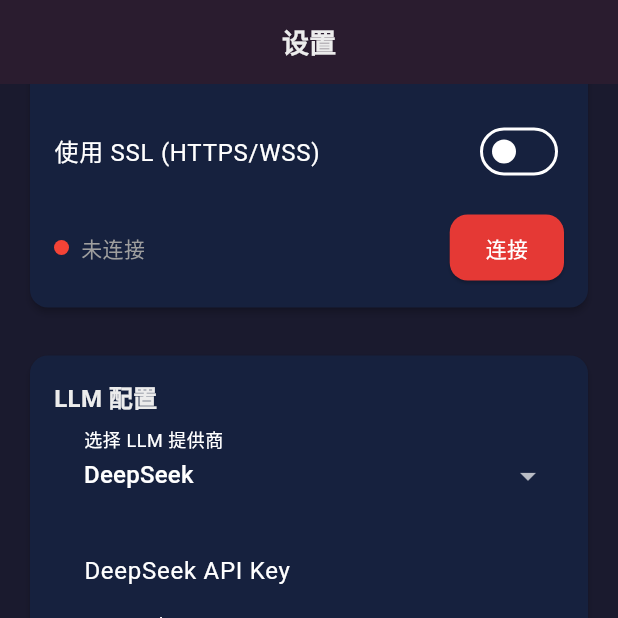
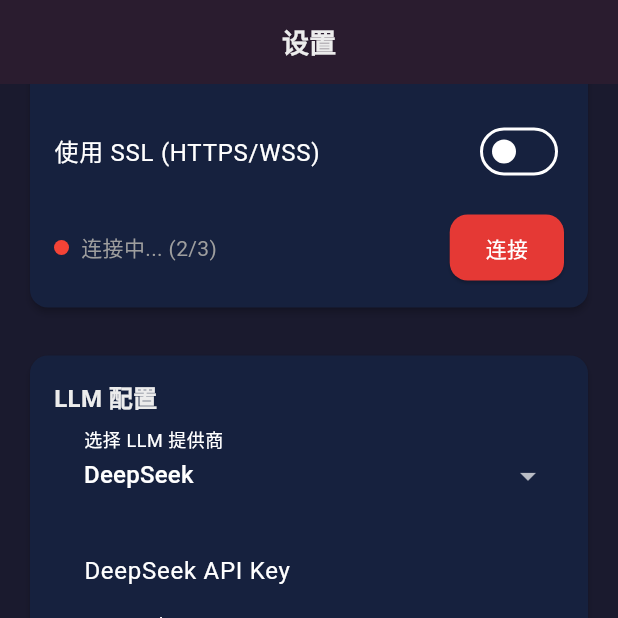
Before and after one commit to ivanzwb/StockAgent2, a Flutter app: the screen it shows after launch, item 5 of the bottom bar chosen, scrolled down 118 dp, after a tap on "连接", on a phone screen of 412 x 824 dp, the top half of it. Run offline on Flutter 3.47's test engine with Material 3 defaults, Android fonts, the phone set to English and light mode, and no system bars; our stand-ins replace flutter_markdown; network calls fail.

Commit message:
限制最大重试次数

```diff
--- a/frontend/lib/pages/sector/sector_page.dart
+++ b/frontend/lib/pages/sector/sector_page.dart
@@ -260,18 +260,16 @@
     showModalBottomSheet(
       context: context,
       isScrollControlled: true,
-      builder: (context) => DraggableScrollableSheet(
-        initialChildSize: 0.7,
-        maxChildSize: 0.95,
-        builder: (context, scrollController) => Container(
-          padding: const EdgeInsets.all(16),
+      backgroundColor: Colors.transparent,
+      builder: (context) => Container(
+        height: MediaQuery.of(context).size.height * 0.75,
         decoration: BoxDecoration(
           color: AppTheme.bgDark,
           borderRadius: const BorderRadius.vertical(top: Radius.circular(16)),
         ),
         child: Column(
-            crossAxisAlignment: CrossAxisAlignment.start,
           children: [
+            const SizedBox(height: 12),
             Center(
               child: Container(
                 width: 40,
@@ -283,7 +281,9 @@
               ),
             ),
             const SizedBox(height: 16),
-              Row(
+            Padding(
+              padding: const EdgeInsets.symmetric(horizontal: 16),
+              child: Row(
                 children: [
                   Text(
                     '$sectorName - 推荐股票',
@@ -301,14 +301,16 @@
                   ),
                 ],
               ),
-              const SizedBox(height: 16),
+            ),
+            const SizedBox(height: 8),
             Expanded(
               child: ListView.builder(
-                  controller: scrollController,
+                padding: const EdgeInsets.symmetric(horizontal: 16),
                 itemCount: stocks.length,
                 itemBuilder: (context, index) {
                   final stock = stocks[index];
                   return Card(
+                    margin: const EdgeInsets.only(bottom: 8),
                     child: Padding(
                       padding: const EdgeInsets.all(12),
                       child: Column(
@@ -328,8 +330,7 @@
                                 '${(stock['changePercent'] ?? 0) > 0 ? '+' : ''}${(stock['changePercent'] ?? 0).toStringAsFixed(2)}%',
                                 style: TextStyle(
                                   color: AppTheme.getChangeColor(
-                                        (stock['changePercent'] ?? 0)
-                                            .toDouble()),
+                                      (stock['changePercent'] ?? 0).toDouble()),
                                   fontWeight: FontWeight.bold,
                                 ),
                               ),
@@ -354,7 +355,6 @@
               ),
             ),
           ],
-          ),
         ),
       ),
     );
--- a/frontend/lib/pages/settings/settings_page.dart
+++ b/frontend/lib/pages/settings/settings_page.dart
@@ -1,7 +1,7 @@
 import 'package:flutter/material.dart';
 import 'package:provider/provider.dart';
 import '../../providers/app_state.dart';
-import '../../models/models.dart';
+import '../../services/websocket_service.dart';
 import '../../theme/app_theme.dart';
 
 /// 设置页面 - LLM 配置 & 工具管理
@@ -155,6 +155,7 @@
               children: [
                 Consumer<AppState>(
                   builder: (context, state, _) {
+                    final ws = state.ws;
                     return Row(
                       children: [
                         Container(
@@ -168,7 +169,11 @@
                         ),
                         const SizedBox(width: 8),
                         Text(
-                          state.isConnected ? '已连接' : '未连接',
+                          state.isConnected
+                              ? '已连接'
+                              : (ws.shouldReconnect
+                                  ? '连接中... (${ws.retryCount}/${WebSocketService.maxRetryCount})'
+                                  : '连接失败，点击重试'),
                           style: TextStyle(color: AppTheme.textSecondary),
                         ),
                       ],
--- a/frontend/lib/providers/app_state.dart
+++ b/frontend/lib/providers/app_state.dart
@@ -12,6 +12,9 @@
   // 连接状态
   bool _isConnected = false;
   bool get isConnected => _isConnected;
+
+  // WebSocket 服务访问
+  WebSocketService get wsService => ws;
 
   // 分析相关
   bool _isAnalyzing = false;
@@ -104,8 +107,9 @@
     final wsUrl = '$wsProtocol://$host:$port/ws';
     api.updateBaseUrl(httpUrl);
     ws.updateUrl(wsUrl);
+    ws.resetReconnectState();
     ws.disconnect();
-    ws.connect();
+    ws.connect(manual: true);
     checkConnection();
   }
 
--- a/frontend/lib/services/websocket_service.dart
+++ b/frontend/lib/services/websocket_service.dart
@@ -10,18 +10,38 @@
   String _wsUrl;
   bool _isConnected = false;
   Timer? _reconnectTimer;
+  int _retryCount = 0;
+  static const int maxRetryCount = 3;
+  bool _shouldReconnect = true;
 
   WebSocketService({String wsUrl = 'ws://localhost:3000/ws'}) : _wsUrl = wsUrl;
 
   Stream<Map<String, dynamic>> get events => _eventController.stream;
   bool get isConnected => _isConnected;
+  bool get canRetry => _retryCount < maxRetryCount;
+  int get retryCount => _retryCount;
+  bool get shouldReconnect => _shouldReconnect;
 
   void updateUrl(String url) {
     _wsUrl = url;
   }
 
-  /// 连接 WebSocket
-  void connect() {
+  /// 连接 WebSocket - 手动点击连接时调用
+  void connect({bool manual = false}) {
+    if (manual) {
+      _retryCount = 0;
+      _shouldReconnect = true;
+    }
+    _doConnect();
+  }
+
+  /// 内部连接方法
+  void _doConnect() {
+    if (!_shouldReconnect) {
+      print('WebSocket 已停止重连，请手动点击连接');
+      return;
+    }
+
     try {
       _channel = WebSocketChannel.connect(Uri.parse(_wsUrl));
       _isConnected = true;
@@ -38,17 +58,33 @@
         onError: (error) {
           print('WebSocket 错误: $error');
           _isConnected = false;
-          _scheduleReconnect();
+          _handleDisconnect();
         },
         onDone: () {
           print('WebSocket 已断开');
           _isConnected = false;
-          _scheduleReconnect();
+          _handleDisconnect();
         },
       );
     } catch (e) {
       print('WebSocket 连接失败: $e');
       _isConnected = false;
+      _handleDisconnect();
+    }
+  }
+
+  /// 处理断开连接
+  void _handleDisconnect() {
+    _retryCount++;
+    if (_retryCount >= maxRetryCount) {
+      _shouldReconnect = false;
+      print('WebSocket 重连次数已达上限($maxRetryCount)，停止自动重连');
+      _eventController.add({
+        'type': 'system',
+        'event': 'reconnect_failed',
+        'data': {'retryCount': _retryCount, 'maxRetry': maxRetryCount}
+      });
+    } else {
       _scheduleReconnect();
     }
   }
@@ -56,8 +92,15 @@
   /// 断开连接
   void disconnect() {
     _reconnectTimer?.cancel();
+    _shouldReconnect = false;
     _channel?.sink.close();
     _isConnected = false;
+  }
+
+  /// 重置重连状态 - 用户修改配置后调用
+  void resetReconnectState() {
+    _retryCount = 0;
+    _shouldReconnect = true;
   }
 
   /// 发送消息
@@ -73,10 +116,12 @@
   }
 
   void _scheduleReconnect() {
+    if (!_shouldReconnect) return;
+
     _reconnectTimer?.cancel();
     _reconnectTimer = Timer(const Duration(seconds: 5), () {
-      print('WebSocket 重连中...');
-      connect();
+      print('WebSocket 重连中... (${_retryCount}/$maxRetryCount)');
+      _doConnect();
     });
   }
 
```
Lines whose indentation alone changed are shown as unchanged.
